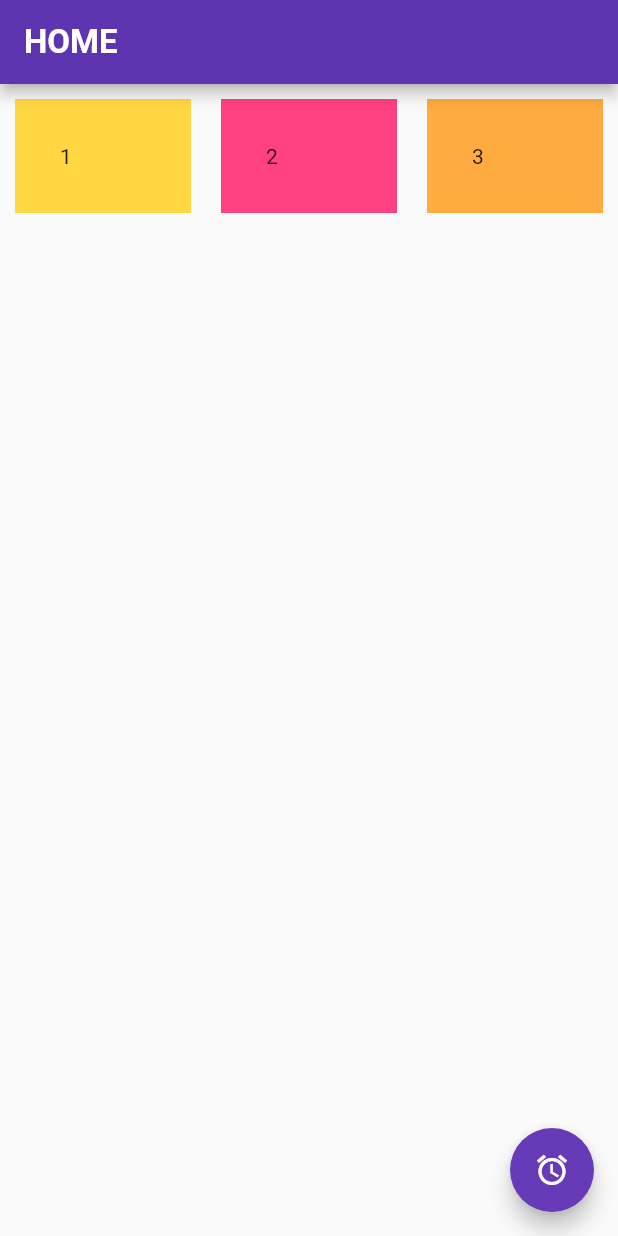
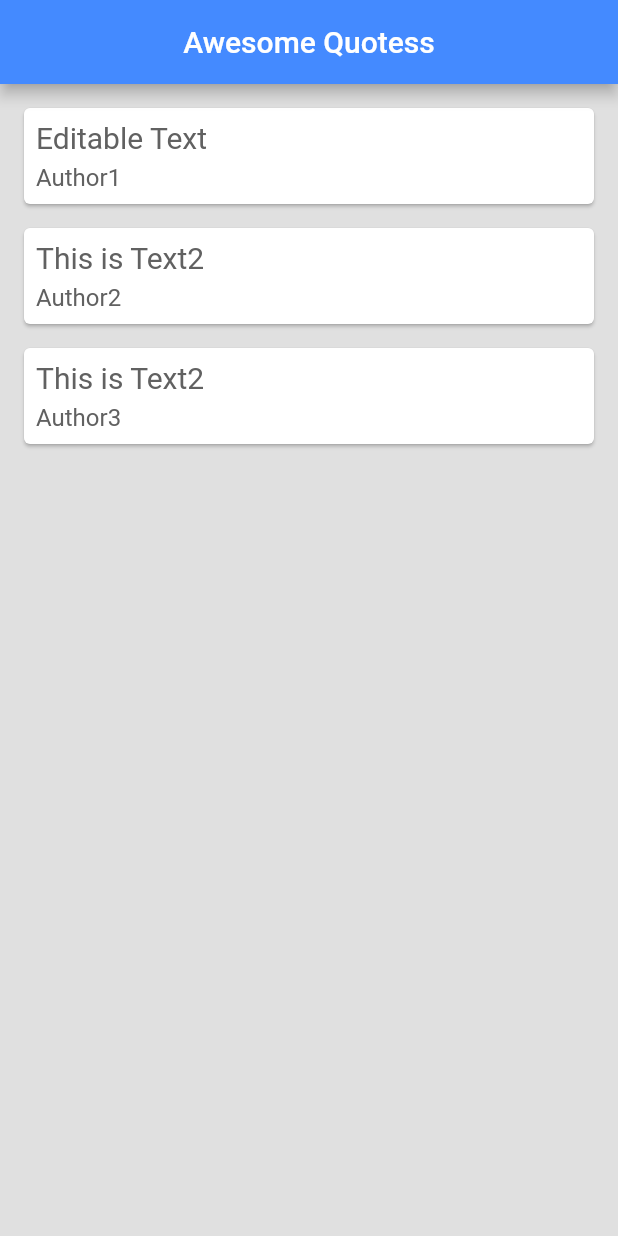
Before and after one commit to Ryukz/Learning, a Flutter app: the screen it shows after launch, on a phone screen of 412 x 824 dp. Run offline on Flutter 3.47's test engine with Material 2 defaults, Android fonts, the phone set to English and light mode, and no system bars; Roboto replaces fonts that are missing (MyFont).

Commit message:
add modularity

```diff
--- /dev/null
+++ b/lib/QuoteCard.dart
@@ -0,0 +1,39 @@
+// ignore_for_file: file_names, prefer_const_constructors, must_be_immutable
+import 'package:flutter/material.dart';
+import 'package:flutter_application/quote.dart';
+
+class QuoteCard extends StatefulWidget {
+  Quote quote;
+  QuoteCard(this.quote, {Key? key}) : super(key: key);
+
+  @override
+  State<QuoteCard> createState() => _QuoteCardState();
+}
+
+class _QuoteCardState extends State<QuoteCard> {
+  @override
+  Widget build(BuildContext context) {
+    return Card(
+      margin: EdgeInsets.fromLTRB(16.0, 16.0, 16.0, 0.0),
+      child: Padding(
+        padding: const EdgeInsets.all(8.0),
+        child: Column(
+          crossAxisAlignment: CrossAxisAlignment.stretch,
+          children: [
+            Text(
+              widget.quote.text,
+              style: TextStyle(fontSize: 20.0, color: Colors.grey[700]),
+            ),
+            SizedBox(
+              height: 6.0,
+            ),
+            Text(
+              widget.quote.author,
+              style: TextStyle(fontSize: 16.0, color: Colors.grey[700]),
+            ),
+          ],
+        ),
+      ),
+    );
+  }
+}
--- a/lib/main.dart
+++ b/lib/main.dart
@@ -1,61 +1,40 @@
-// ignore_for_file: prefer_const_constructors
+// ignore_for_file: prefer_const_constructors, prefer_const_literals_to_create_immutables, camel_case_types, must_be_immutable
 import 'package:flutter/material.dart';
+import 'package:flutter_application/quote.dart';
+
+import 'QuoteCard.dart';
 
 int clicker = 0;
-void main() => runApp(MyApp());
+void main() => runApp(MaterialApp(
+      home: QuotesList(),
+    ));
 
-class MyApp extends StatelessWidget {
-  const MyApp({Key? key}) : super(key: key);
+class QuotesList extends StatefulWidget {
+  const QuotesList({Key? key}) : super(key: key);
+
+  @override
+  State<QuotesList> createState() => _QuotesListState();
+}
+
+class _QuotesListState extends State<QuotesList> {
+  List<Quote> quotes = [
+    Quote(text: 'Editable Text', author: 'Author1'),
+    Quote(text: 'This is Text2', author: 'Author2'),
+    Quote(text: 'This is Text2', author: 'Author3')
+  ];
 
   @override
   Widget build(BuildContext context) {
-    return MaterialApp(
-        home: Scaffold(
-      appBar: AppBar(
-        title: Text(
-          'HOME',
-          textAlign: TextAlign.left,
-          style: TextStyle(
-              fontFamily: 'MyFont', fontWeight: FontWeight.bold, fontSize: 22),
+    // ignore: dead_code
+    return Scaffold(
+        backgroundColor: Colors.grey[300],
+        appBar: AppBar(
+          title: Text('Awesome Quotess'),
+          centerTitle: true,
+          backgroundColor: Colors.blueAccent[200],
         ),
-        backgroundColor: Colors.deepPurple[600],
-      ),
-      // ignore: avoid_unnecessary_containers
-      body: Row(
-        children: [
-          Expanded(
-            child: Container(
-              child: Text('1'),
-              color: Colors.amberAccent,
-              padding: EdgeInsets.fromLTRB(30.0, 30.0, 60.0, 30.0),
-              margin: EdgeInsets.all(10.0),
-            ),
-          ),
-          Expanded(
-            child: Container(
-              child: Text('2'),
-              color: Colors.pinkAccent,
-              padding: EdgeInsets.all(30.0),
-              margin: EdgeInsets.all(10.0),
-            ),
-          ),
-          Expanded(
-            child: Container(
-              child: Text('3'),
-              color: Colors.orangeAccent,
-              padding: EdgeInsets.all(30.0),
-              margin: EdgeInsets.all(10.0),
-            ),
-          )
-        ],
-      ),
-      floatingActionButton: FloatingActionButton(
-        onPressed: () {
-          clicker++;
-        },
-        backgroundColor: Colors.deepPurple,
-        child: Icon(Icons.alarm),
-      ),
-    ));
+        body: Column(
+          children: quotes.map((e) => QuoteCard(e)).toList(),
+        ));
   }
 }
--- /dev/null
+++ b/lib/quote.dart
@@ -0,0 +1,8 @@
+// ignore_for_file: prefer_initializing_formals
+
+class Quote {
+  String text = '';
+  String author = '';
+
+  Quote({required this.text, required this.author});
+}
```
